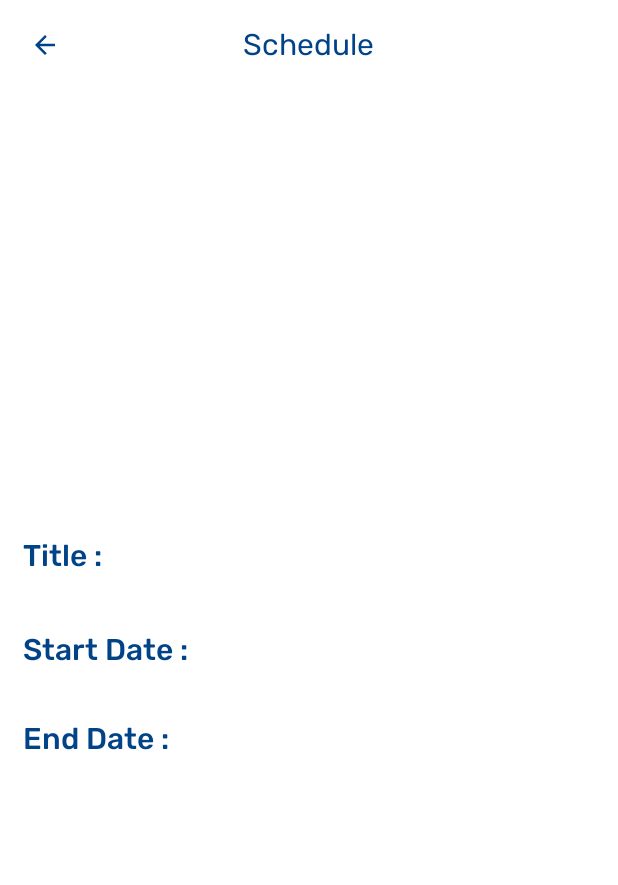
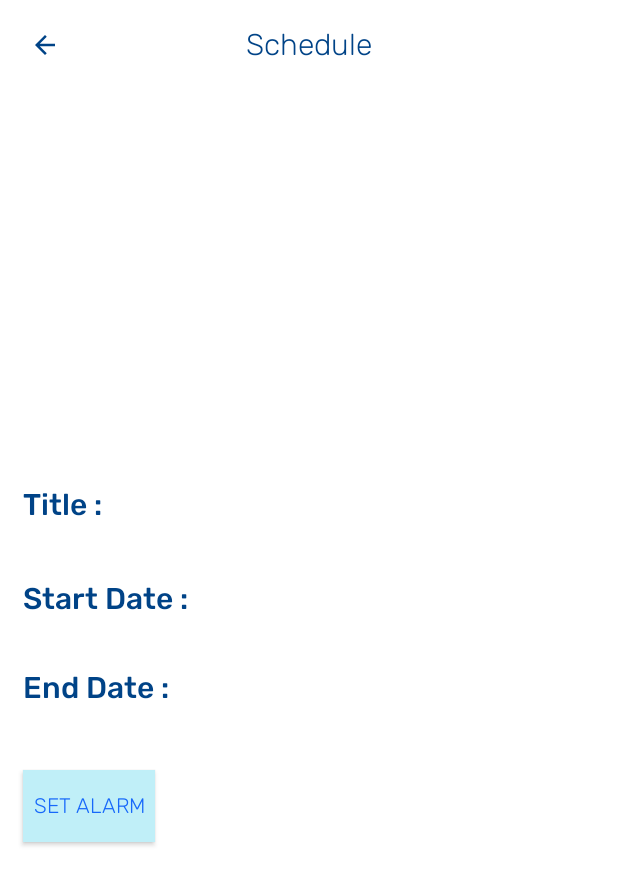
Before and after one commit to InternationalSchoolingApp/IS_Student_App, an Android app: the ScheduleViewActivity screen opened directly, with no data from a screen before it, on a phone screen of 412 x 824 dp. Shown: the top 885 px of the screen. Run offline under Robolectric (Android 15) with nearby library versions, the phone set to English and light mode, and no system bars; 2 statements that could not run were skipped.

Commit message:
final commit

```diff
--- a/app/src/main/AndroidManifest.xml
+++ b/app/src/main/AndroidManifest.xml
@@ -6,6 +6,7 @@
     <uses-permission android:name="android.permission.POST_NOTIFICATIONS" />
     <uses-permission android:name="android.permission.ACCESS_NETWORK_STATE" />
     <uses-permission android:name="android.permission.FOREGROUND_SERVICE"/>
+    <uses-permission android:name="android.permission.WAKE_LOCK"/>
 
     <application
         android:allowBackup="true"
--- a/app/src/main/java/com/isapp/isstudentapp/activity/ScheduleViewActivity.java
+++ b/app/src/main/java/com/isapp/isstudentapp/activity/ScheduleViewActivity.java
@@ -2,10 +2,18 @@ package com.isapp.isstudentapp.activity;
 
 import androidx.appcompat.app.AppCompatActivity;
 
+import android.app.AlarmManager;
 import android.os.Bundle;
+import android.view.View;
+import android.widget.Toast;
 
 import com.isapp.isstudentapp.common.ColorOfStatusAndNavBar;
 import com.isapp.isstudentapp.databinding.ActivityScheduleViewBinding;
+
+import java.text.ParseException;
+import java.text.SimpleDateFormat;
+import java.util.Calendar;
+import java.util.Date;
 
 public class ScheduleViewActivity extends AppCompatActivity {
 
@@ -28,13 +36,24 @@ public class ScheduleViewActivity extends AppCompatActivity {
             startDate = extra.getString("startDate");
             endDate = extra.getString("endDate");
         }
-
+        Date date ;
+        try {
+            date = new SimpleDateFormat("yyyy-MM-dd HH:mm:ss").parse(startDate);
+        } catch (ParseException e) {
+            throw new RuntimeException(e);
+        }
+        Toast.makeText(this, date.toString(), Toast.LENGTH_SHORT).show();
         binding.title.setText(title);
         binding.startDate.setText(startDate);
         binding.endDate.setText(endDate);
-
+        AlarmManager alarmManager = (AlarmManager) getSystemService(ALARM_SERVICE);
         binding.teacherProfileBackButton.setOnClickListener(v->onBackPressed());
-
+        binding.buttonAlarm.setOnClickListener(new View.OnClickListener() {
+            @Override
+            public void onClick(View v) {
+                Toast.makeText(ScheduleViewActivity.this, "Working On This", Toast.LENGTH_SHORT).show();
+            }
+        });
     }
 
 
--- a/app/src/main/res/layout/activity_schedule_view.xml
+++ b/app/src/main/res/layout/activity_schedule_view.xml
@@ -28,7 +28,7 @@
             android:layout_width="wrap_content"
             android:layout_height="wrap_content"
             android:layout_centerInParent="true"
-            android:fontFamily="@font/rubik"
+            android:fontFamily="@font/rubik_light"
             android:includeFontPadding="false"
             android:text="Schedule"
             android:textColor="@color/dash_gif_blue"
@@ -98,6 +98,18 @@
             android:textSize="15sp"
             android:layout_marginHorizontal="15dp"/>
 
+        <Button
+            android:layout_marginTop="20dp"
+            android:layout_width="wrap_content"
+            android:layout_height="wrap_content"
+            android:id="@+id/buttonAlarm"
+            android:layout_marginHorizontal="15dp"
+            android:text="Set Alarm"
+            android:fontFamily="@font/rubik_light"
+            android:textColor="@color/is_dark_blue"
+            android:background="@color/is_light_blue">
+        </Button>
+
 
 
     </LinearLayout>
```
Also changed, not shown: app/src/main/java/com/isapp/isstudentapp/activity/ChatActivity.java (+6 -1 lines), app/src/main/java/com/isapp/isstudentapp/activity/RecentChatActivity.java (+5 -2 lines).
